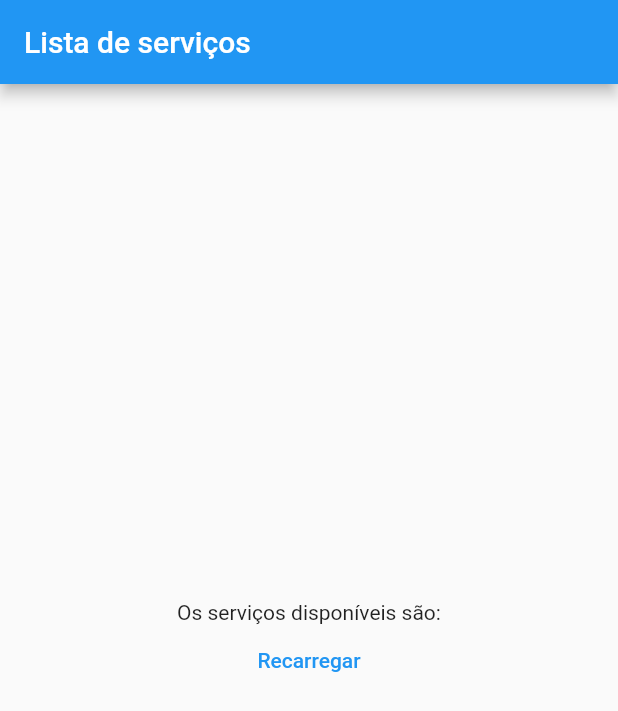
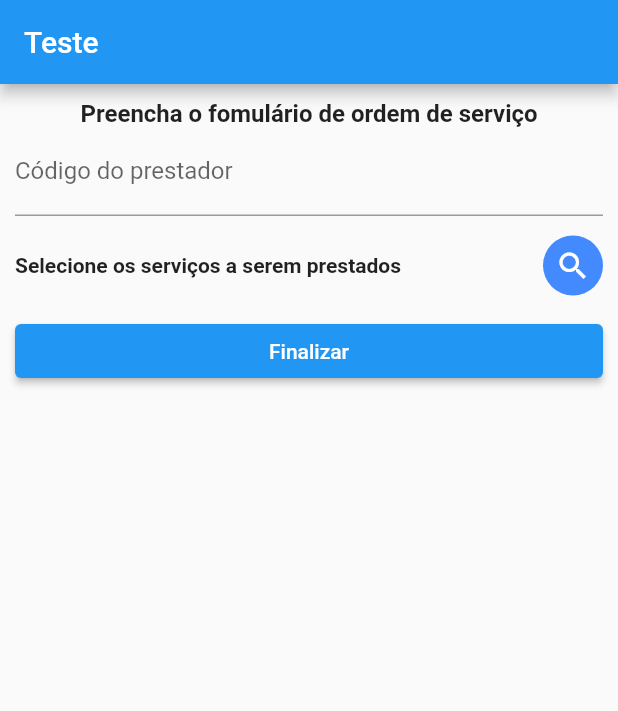
Before and after one commit to 9A0JO/9aojo-app, a Flutter app: the screen it shows after launch, on a phone screen of 412 x 824 dp. Shown: the top 711 px of the screen. Run offline on Flutter 3.47's test engine with Material 2 defaults, Android fonts, the phone set to English and light mode, and no system bars; our stand-ins replace geolocator, get.

Commit message:
Order controller, Order Form e Main

```diff
--- a/abctechapp/lib/controller/assist_controller.dart
+++ b/abctechapp/lib/controller/assist_controller.dart
@@ -9,8 +9,8 @@ class AssistController extends GetxController with StateMixin<List<Assist>> {
   @override
   void onInit() {
     super.onInit();
-    change([], status: RxStatus.empty());
     _service = Get.find<AssistService>();
+    getAssistList();
   }
 
   void getAssistList() {
--- /dev/null
+++ b/abctechapp/lib/controller/order_controller.dart
@@ -0,0 +1,40 @@
+import 'dart:developer';
+
+import 'package:abctechapp/services/geolocation_service.dart';
+import 'package:flutter/cupertino.dart';
+import 'package:get/get.dart';
+
+import '../model/assist.dart';
+
+enum OrderState { creating, started, finished }
+
+class OrderController extends GetxController {
+  // ignore: unused_field
+  final GeolocationServiceInterface _geolocationService;
+  final formKey = GlobalKey<FormState>();
+  final operatorIdController = TextEditingController();
+  final selectedAssists = <Assist>[].obs;
+  final screenState = OrderState.creating.obs;
+
+  OrderController(this._geolocationService);
+
+  @override
+  void onInit() {
+    super.onInit();
+    _geolocationService.start();
+  }
+
+  getLocation() {
+    _geolocationService
+        .getPosition()
+        .then((value) => log(value.toJson().toString()));
+  }
+
+  finishStartOrder() {
+    getLocation();
+  }
+
+  editAssists() {
+    Get.toNamed("/assists", arguments: selectedAssists);
+  }
+}
--- a/abctechapp/lib/main.dart
+++ b/abctechapp/lib/main.dart
@@ -1,5 +1,7 @@
 import 'package:abctechapp/pages/home_bind.dart';
 import 'package:abctechapp/pages/home_page.dart';
+import 'package:abctechapp/pages/order_bind.dart';
+import 'package:abctechapp/pages/order_page.dart';
 import 'package:abctechapp/provider/assist_provider.dart';
 import 'package:abctechapp/services/assist_service.dart';
 import 'package:flutter/material.dart';
@@ -27,7 +29,10 @@ class MyApp extends StatelessWidget {
           textTheme:
               const TextTheme(headline4: TextStyle(color: Colors.yellow))),
       getPages: [
-        GetPage(name: "/", page: () => const HomePage(), binding: HomeBind())
+        //GetPage(name: "/", page: () => const OrderPage(), binding: OrderBind()),
+        GetPage(name: "/", page: () => const OrderPage(), binding: OrderBind()),
+        GetPage(
+            name: "/assists", page: () => const HomePage(), binding: HomeBind())
       ],
     );
   }
--- /dev/null
+++ b/abctechapp/lib/pages/order_bind.dart
@@ -0,0 +1,11 @@
+import 'package:abctechapp/services/geolocation_service.dart';
+import 'package:get/get.dart';
+
+import '../controller/order_controller.dart';
+
+class OrderBind extends Bindings {
+  @override
+  void dependencies() {
+    Get.lazyPut<OrderController>(() => OrderController(GeolocationService()));
+  }
+}
--- /dev/null
+++ b/abctechapp/lib/pages/order_page.dart
@@ -0,0 +1,87 @@
+import 'package:abctechapp/controller/order_controller.dart';
+import 'package:abctechapp/model/assist.dart';
+import 'package:flutter/material.dart';
+import 'package:flutter/services.dart';
+import 'package:get/get_state_manager/get_state_manager.dart';
+
+class OrderPage extends GetView<OrderController> {
+  const OrderPage({Key? key}) : super(key: key);
+
+  Widget renderAssists(List<Assist> assists) {
+    return ListView.builder(
+        shrinkWrap: true,
+        itemCount: assists.length,
+        itemBuilder: (context, index) =>
+            ListTile(title: Text(assists[index].name)));
+  }
+
+  @override
+  Widget build(BuildContext context) {
+    return Scaffold(
+        appBar: AppBar(
+          title: const Text("Teste"),
+        ),
+        body: Container(
+            constraints: const BoxConstraints.expand(),
+            padding: const EdgeInsets.all(10.0),
+            child: SingleChildScrollView(
+              child: Form(
+                key: controller.formKey,
+                child: Column(
+                  mainAxisAlignment: MainAxisAlignment.center,
+                  children: <Widget>[
+                    Row(children: const [
+                      Expanded(
+                          child: Text(
+                        'Preencha o fomulário de ordem de serviço',
+                        textAlign: TextAlign.center,
+                        style: TextStyle(
+                            fontSize: 16.0, fontWeight: FontWeight.bold),
+                      ))
+                    ]),
+                    TextFormField(
+                      controller: controller.operatorIdController,
+                      inputFormatters: [FilteringTextInputFormatter.digitsOnly],
+                      keyboardType: TextInputType.number,
+                      decoration: const InputDecoration(
+                          labelText: "Código do prestador"),
+                      textAlign: TextAlign.center,
+                    ),
+                    Row(children: [
+                      const Expanded(
+                          child: Padding(
+                              padding: EdgeInsets.only(top: 25, bottom: 25),
+                              child: Text(
+                                'Selecione os serviços a serem prestados',
+                                textAlign: TextAlign.left,
+                                style: TextStyle(
+                                    fontSize: 14.0,
+                                    fontWeight: FontWeight.bold),
+                              ))),
+                      Ink(
+                          decoration: const ShapeDecoration(
+                              shape: CircleBorder(), color: Colors.blueAccent),
+                          width: 40,
+                          height: 40,
+                          child: IconButton(
+                              icon: const Icon(
+                                Icons.search,
+                                color: Colors.white,
+                              ),
+                              onPressed: () => controller.editAssists()))
+                    ]),
+                    Obx(
+                      () => renderAssists(controller.selectedAssists),
+                    ),
+                    Row(children: [
+                      Expanded(
+                          child: ElevatedButton(
+                              onPressed: () => controller.finishStartOrder(),
+                              child: const Text("Finalizar")))
+                    ]),
+                  ],
+                ),
+              ),
+            )));
+  }
+}
--- a/abctechapp/lib/services/geolocation_service.dart
+++ b/abctechapp/lib/services/geolocation_service.dart
@@ -17,7 +17,7 @@ class GeolocationService implements GeolocationServiceInterface {
   @override
   Future<bool> _enableService() async {
     _serviceEnabled = await Geolocator.isLocationServiceEnabled();
-    if (_serviceEnabled) {
+    if (!_serviceEnabled) {
       return Future.error('Geolocation service are disabled');
     }
 
```
